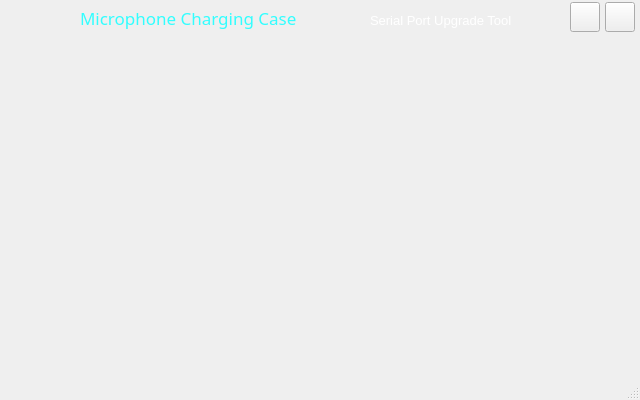
Before: the Qt Designer form Microphone_Case_Upgrade/mainwindow.ui in szhj123/Microphone_Case_CS32F031, drawn with Qt 5.
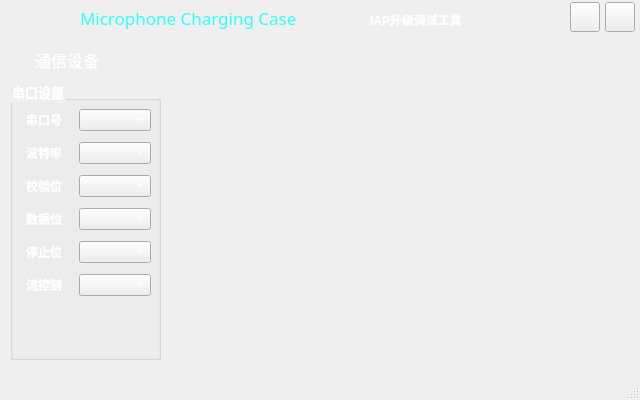
After: the same form once the commit is applied.

Commit message: continue to debug iap serial port upgrade tool

Diff of the .ui file:
```diff
--- a/Microphone_Case_Upgrade/mainwindow.ui
+++ b/Microphone_Case_Upgrade/mainwindow.ui
@@ -10,6 +10,18 @@
     <height>400</height>
    </rect>
   </property>
+  <property name="minimumSize">
+   <size>
+    <width>640</width>
+    <height>400</height>
+   </size>
+  </property>
+  <property name="maximumSize">
+   <size>
+    <width>640</width>
+    <height>400</height>
+   </size>
+  </property>
   <property name="font">
    <font>
     <pointsize>10</pointsize>
@@ -93,14 +105,17 @@
      <property name="font">
       <font>
        <family>Microsoft YaHei UI</family>
-       <pointsize>10</pointsize>
+       <pointsize>9</pointsize>
+       <weight>75</weight>
+       <bold>true</bold>
+       <underline>false</underline>
       </font>
      </property>
      <property name="styleSheet">
       <string notr="true">color: rgb(255,255,255)</string>
      </property>
      <property name="text">
-      <string>Serial Port Upgrade Tool</string>
+      <string>IAP升级调试工具</string>
      </property>
      <property name="textFormat">
       <enum>Qt::AutoText</enum>
@@ -120,6 +135,197 @@
      </property>
     </widget>
    </widget>
+   <widget class="QLabel" name="labelSerialPortName">
+    <property name="geometry">
+     <rect>
+      <x>35</x>
+      <y>50</y>
+      <width>111</width>
+      <height>20</height>
+     </rect>
+    </property>
+    <property name="font">
+     <font>
+      <family>Microsoft JhengHei UI</family>
+      <pointsize>12</pointsize>
+     </font>
+    </property>
+    <property name="styleSheet">
+     <string notr="true">color: rgb(255, 255, 255);</string>
+    </property>
+    <property name="text">
+     <string>通信设备</string>
+    </property>
+   </widget>
+   <widget class="QGroupBox" name="groupBoxSerialPortSetting">
+    <property name="geometry">
+     <rect>
+      <x>10</x>
+      <y>80</y>
+      <width>151</width>
+      <height>280</height>
+     </rect>
+    </property>
+    <property name="font">
+     <font>
+      <family>Microsoft JhengHei UI</family>
+      <weight>75</weight>
+      <bold>true</bold>
+      <underline>false</underline>
+     </font>
+    </property>
+    <property name="styleSheet">
+     <string notr="true">color: rgb(255, 255, 255);</string>
+    </property>
+    <property name="title">
+     <string>串口设置</string>
+    </property>
+    <widget class="QWidget" name="gridLayoutWidget">
+     <property name="geometry">
+      <rect>
+       <x>0</x>
+       <y>19</y>
+       <width>141</width>
+       <height>211</height>
+      </rect>
+     </property>
+     <layout class="QGridLayout" name="gridLayout">
+      <property name="sizeConstraint">
+       <enum>QLayout::SetDefaultConstraint</enum>
+      </property>
+      <property name="spacing">
+       <number>1</number>
+      </property>
+      <item row="0" column="1">
+       <widget class="QLabel" name="labelSerialPortNum">
+        <property name="font">
+         <font>
+          <family>Microsoft JhengHei UI</family>
+          <weight>75</weight>
+          <bold>true</bold>
+         </font>
+        </property>
+        <property name="text">
+         <string>串口号</string>
+        </property>
+        <property name="alignment">
+         <set>Qt::AlignCenter</set>
+        </property>
+       </widget>
+      </item>
+      <item row="1" column="2">
+       <widget class="QComboBox" name="comboBox_2"/>
+      </item>
+      <item row="4" column="2">
+       <widget class="QComboBox" name="comboBox_6"/>
+      </item>
+      <item row="2" column="1">
+       <widget class="QLabel" name="label_2">
+        <property name="font">
+         <font>
+          <family>Microsoft JhengHei UI</family>
+          <weight>75</weight>
+          <bold>true</bold>
+         </font>
+        </property>
+        <property name="text">
+         <string>校验位</string>
+        </property>
+        <property name="alignment">
+         <set>Qt::AlignCenter</set>
+        </property>
+       </widget>
+      </item>
+      <item row="4" column="1">
+       <widget class="QLabel" name="label_4">
+        <property name="font">
+         <font>
+          <family>Microsoft JhengHei UI</family>
+          <weight>75</weight>
+          <bold>true</bold>
+         </font>
+        </property>
+        <property name="text">
+         <string>停止位</string>
+        </property>
+        <property name="alignment">
+         <set>Qt::AlignCenter</set>
+        </property>
+       </widget>
+      </item>
+      <item row="0" column="2">
+       <widget class="QComboBox" name="comboBox">
+        <property name="frame">
+         <bool>true</bool>
+        </property>
+       </widget>
+      </item>
+      <item row="3" column="1">
+       <widget class="QLabel" name="label_3">
+        <property name="font">
+         <font>
+          <family>Microsoft JhengHei UI</family>
+          <weight>75</weight>
+          <bold>true</bold>
+         </font>
+        </property>
+        <property name="text">
+         <string>数据位</string>
+        </property>
+        <property name="alignment">
+         <set>Qt::AlignCenter</set>
+        </property>
+       </widget>
+      </item>
+      <item row="3" column="2">
+       <widget class="QComboBox" name="comboBox_5"/>
+      </item>
+      <item row="2" column="2">
+       <widget class="QComboBox" name="comboBox_4"/>
+      </item>
+      <item row="1" column="1">
+       <widget class="QLabel" name="label">
+        <property name="font">
+         <font>
+          <family>Microsoft JhengHei UI</family>
+          <weight>75</weight>
+          <bold>true</bold>
+         </font>
+        </property>
+        <property name="frameShape">
+         <enum>QFrame::NoFrame</enum>
+        </property>
+        <property name="text">
+         <string>波特率</string>
+        </property>
+        <property name="alignment">
+         <set>Qt::AlignCenter</set>
+        </property>
+       </widget>
+      </item>
+      <item row="5" column="1">
+       <widget class="QLabel" name="label_5">
+        <property name="font">
+         <font>
+          <family>Microsoft JhengHei UI</family>
+          <weight>75</weight>
+          <bold>true</bold>
+         </font>
+        </property>
+        <property name="text">
+         <string>流控制</string>
+        </property>
+        <property name="alignment">
+         <set>Qt::AlignCenter</set>
+        </property>
+       </widget>
+      </item>
+      <item row="5" column="2">
+       <widget class="QComboBox" name="comboBox_7"/>
+      </item>
+     </layout>
+    </widget>
+   </widget>
   </widget>
   <widget class="QMenuBar" name="menubar">
    <property name="geometry">
```
The commit also changes 7 other files.
